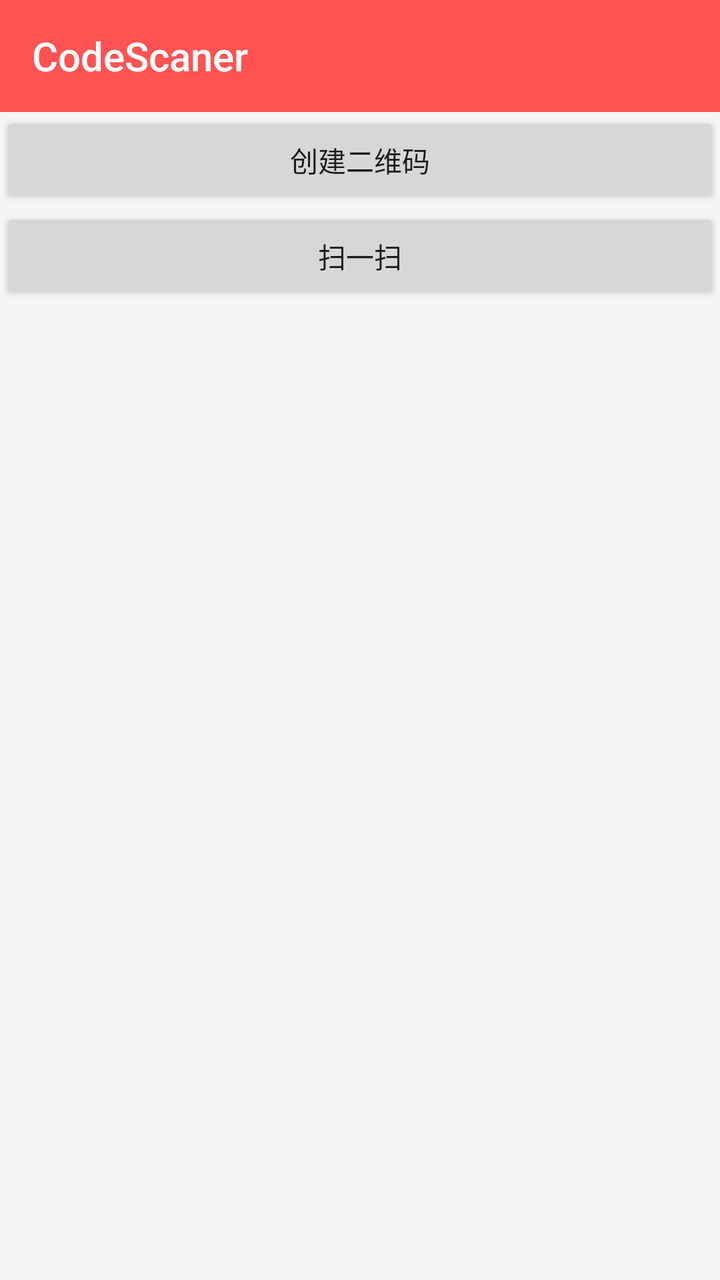
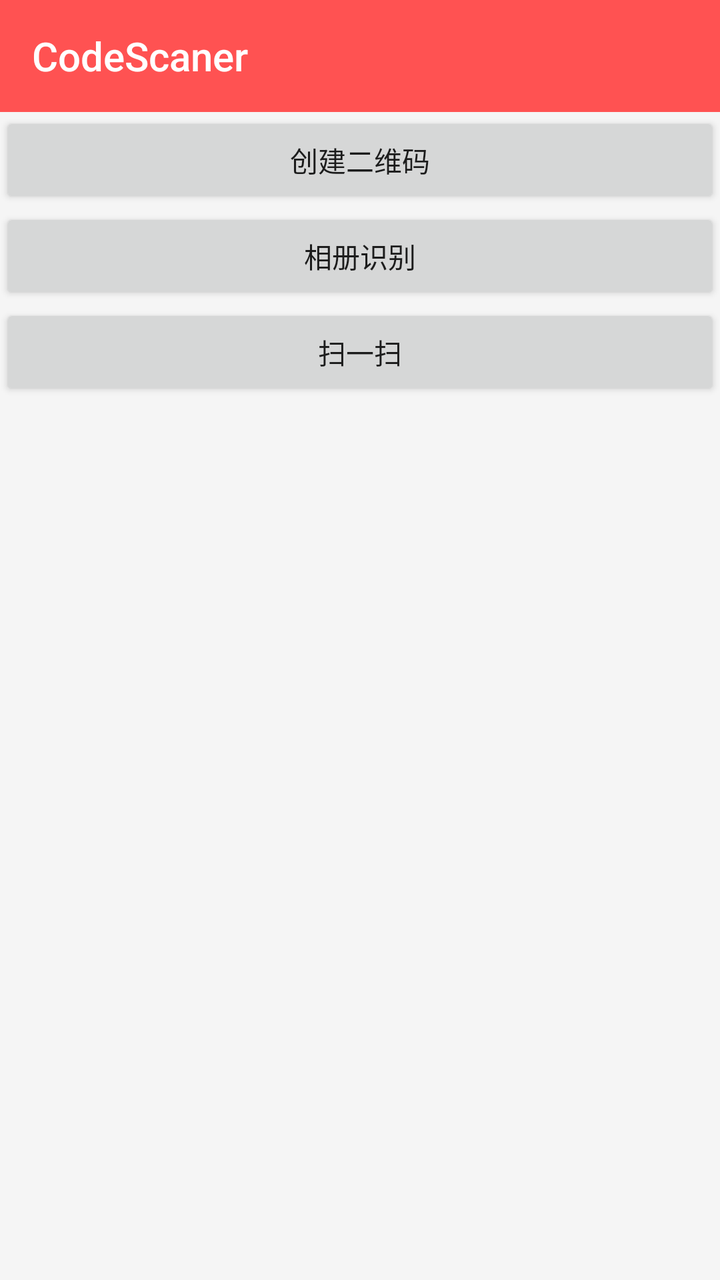

Compare the two renders of this Android layout. The source of the first and the diff that turns it into the second are given below.
<!-- AndroidManifest.xml: application theme AppTheme -->
<!-- res/layout/activity_main.xml -->
<?xml version="1.0" encoding="utf-8"?>
<androidx.constraintlayout.widget.ConstraintLayout
    xmlns:android="http://schemas.android.com/apk/res/android"
    xmlns:app="http://schemas.android.com/apk/res-auto"
    android:layout_width="match_parent"
    android:layout_height="match_parent"
    android:fitsSystemWindows="true"
    >
    <androidx.appcompat.widget.Toolbar
        android:id="@+id/toolbar"
        app:popupTheme="@style/ToolbarPopupTheme"
        android:layout_width="match_parent"
        android:layout_height="wrap_content"
        app:title="@string/app_name"
        app:layout_constraintTop_toTopOf="parent"
        app:titleTextColor="@android:color/white"
        android:background="@color/colorAccent"
        />

    <Button
        android:text="@string/main_btn_create_qrcode"
        android:id="@+id/btnCreateQrcode"
        android:layout_width="0dp"
        android:layout_height="wrap_content"
        app:layout_constraintRight_toRightOf="parent"
        app:layout_constraintLeft_toLeftOf="parent"
        app:layout_constraintTop_toBottomOf="@id/toolbar"
        />

    <Button
        android:id="@+id/btnScaner"
        android:text="@string/main_btn_scan"
        android:layout_width="0dp"
        android:layout_height="wrap_content"
        app:layout_constraintTop_toBottomOf="@id/btnCreateQrcode"
        app:layout_constraintRight_toRightOf="parent"
        app:layout_constraintLeft_toLeftOf="parent"
        />

    <TextView
        android:textSize="20sp"
        android:id="@+id/tvResult"
        android:layout_width="0dp"
        android:layout_height="wrap_content"
        android:layout_marginTop="5dp"
        app:layout_constraintTop_toBottomOf="@id/btnScaner"
        app:layout_constraintRight_toRightOf="parent"
        app:layout_constraintLeft_toLeftOf="parent"
        />

    <Button
        android:visibility="gone"
        android:text="@string/main_btn_copy"
        android:id="@+id/btnCopy"
        android:layout_width="0dp"
        android:layout_height="wrap_content"
        android:layout_marginTop="5dp"
        app:layout_constraintTop_toBottomOf="@id/tvResult"
        app:layout_constraintRight_toRightOf="parent"
        app:layout_constraintLeft_toLeftOf="parent"
        />

</androidx.constraintlayout.widget.ConstraintLayout>
<!-- resources referenced by this layout -->
<resources>
  <color name="colorAccent">#FF5252</color>
  <string name="app_name" translatable="false">CodeScaner</string>
  <string name="main_btn_copy">复制</string>
  <string name="main_btn_create_qrcode">创建二维码</string>
  <string name="main_btn_scan">扫一扫</string>
  <style name="ToolbarPopupTheme" parent="Widget.AppCompat.Light.PopupMenu.Overflow">
          <item name="overlapAnchor">false</item>  
          <item name="android:colorBackground">@android:color/white</item>  
          
          <item name="android:textColorPrimary">@android:color/black</item>
      </style>
  <style name="AppTheme" parent="Theme.AppCompat.Light.NoActionBar">
          
          <item name="colorPrimary">@color/colorPrimary</item>
          <item name="colorPrimaryDark">@color/colorPrimaryDark</item>
          <item name="colorAccent">@color/colorAccent</item>
  
          
          <item name="android:textColorSecondary">@android:color/white</item>
  
          
          <item name="android:textAllCaps">false</item>
  
          
          <item name="android:windowBackground">@color/page_bg</item>
  
      </style>
  <color name="colorPrimary">#FF5252</color>
  <color name="colorPrimaryDark">#FF5252</color>
  <color name="page_bg">#FFF5F5F5</color>
</resources>

<!-- the commit's change to res/layout/activity_main.xml (unified diff, before → after) -->
@@ -28,11 +28,21 @@
         />
 
     <Button
+        android:id="@+id/btnGallery"
+        android:text="@string/main_btn_gallery"
+        android:layout_width="0dp"
+        android:layout_height="wrap_content"
+        app:layout_constraintTop_toBottomOf="@id/btnCreateQrcode"
+        app:layout_constraintRight_toRightOf="parent"
+        app:layout_constraintLeft_toLeftOf="parent"
+        />
+
+    <Button
         android:id="@+id/btnScaner"
         android:text="@string/main_btn_scan"
         android:layout_width="0dp"
         android:layout_height="wrap_content"
-        app:layout_constraintTop_toBottomOf="@id/btnCreateQrcode"
+        app:layout_constraintTop_toBottomOf="@id/btnGallery"
         app:layout_constraintRight_toRightOf="parent"
         app:layout_constraintLeft_toLeftOf="parent"
         />
<!-- resource entries referenced after the edit -->
@@ -4,6 +4,7 @@
   <string name="app_name" translatable="false">CodeScaner</string>
   <string name="main_btn_copy">复制</string>
   <string name="main_btn_create_qrcode">创建二维码</string>
+  <string name="main_btn_gallery">相册识别</string>
   <string name="main_btn_scan">扫一扫</string>
   <style name="ToolbarPopupTheme" parent="Widget.AppCompat.Light.PopupMenu.Overflow">
           <item name="overlapAnchor">false</item>  
